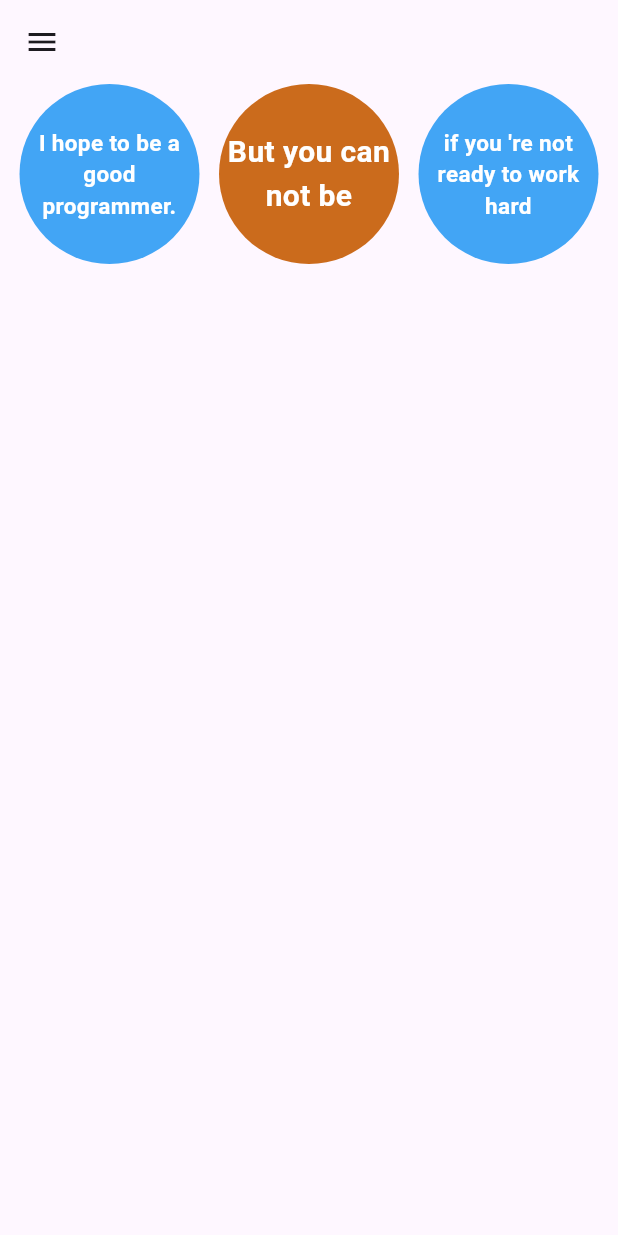
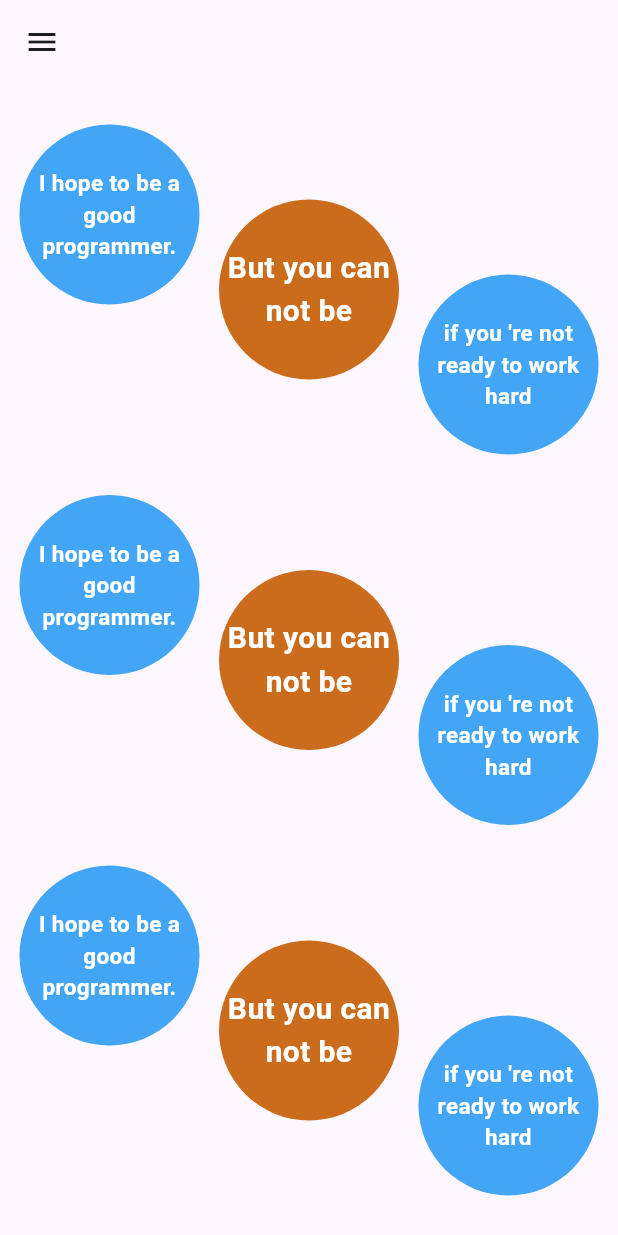
Before and after one commit to BadrEssalam/f_rows, a Flutter app: the screen it shows after launch, on a phone screen of 412 x 824 dp. Run offline on Flutter 3.47's test engine with Material 3 defaults, Android fonts, the phone set to English and light mode, and no system bars.

Commit message:
remargin the containers to look like stainers   add more rows contained with containers

```diff
--- a/lib/main.dart
+++ b/lib/main.dart
@@ -26,16 +26,17 @@ class RowWidget extends StatelessWidget {
         home: Scaffold(
             appBar: AppBar(),
             drawer: const Drawer(),
-            body: Container(
-              child: Row(
+            body: Column(
+              mainAxisAlignment: MainAxisAlignment.spaceEvenly,
+              children: [
+                Row(
                     mainAxisSize: MainAxisSize.max,
                     mainAxisAlignment: MainAxisAlignment.spaceEvenly,
-                  crossAxisAlignment: CrossAxisAlignment.center,
+                    crossAxisAlignment: CrossAxisAlignment.start,
                     children: [
                       ///
                       ///
                       Container(
-                      padding: const EdgeInsets.all(5),
                         constraints:
                             BoxConstraints.tight(const Size.fromRadius(60)),
                         alignment: Alignment.center,
@@ -53,7 +54,7 @@ class RowWidget extends StatelessWidget {
                       ///
                       ///
                       Container(
-                      padding: const EdgeInsets.all(5),
+                        margin: const EdgeInsets.only(top: 50),
                         constraints:
                             BoxConstraints.tight(const Size.fromRadius(60)),
                         alignment: Alignment.center,
@@ -72,7 +73,7 @@ class RowWidget extends StatelessWidget {
                       ///
                       ///
                       Container(
-                      padding: const EdgeInsets.all(5),
+                        margin: const EdgeInsets.only(top: 100),
                         constraints:
                             BoxConstraints.tight(const Size.fromRadius(60)),
                         alignment: Alignment.center,
@@ -88,6 +89,127 @@ class RowWidget extends StatelessWidget {
                         ),
                       )
                     ]),
+                Row(
+                    mainAxisSize: MainAxisSize.max,
+                    mainAxisAlignment: MainAxisAlignment.spaceEvenly,
+                    crossAxisAlignment: CrossAxisAlignment.start,
+                    children: [
+                      ///
+                      ///
+                      Container(
+                        constraints:
+                            BoxConstraints.tight(const Size.fromRadius(60)),
+                        alignment: Alignment.center,
+                        decoration: BoxDecoration(
+                            color: Colors.blue[400], shape: BoxShape.circle),
+                        child: const Text(
+                          "I hope to be a good programmer.",
+                          textAlign: TextAlign.center,
+                          style: TextStyle(
+                              color: Colors.white,
+                              fontSize: 15,
+                              fontWeight: FontWeight.bold),
+                        ),
+                      ),
+                      ///
+                      ///
+                      Container(
+                        margin: const EdgeInsets.only(top: 50),
+                        constraints:
+                            BoxConstraints.tight(const Size.fromRadius(60)),
+                        alignment: Alignment.center,
+                        decoration: const BoxDecoration(
+                            color: Color.fromARGB(255, 203, 107, 28),
+                            shape: BoxShape.circle),
+                        child: const Text(
+                          "But you can not be",
+                          textAlign: TextAlign.center,
+                          style: TextStyle(
+                              color: Colors.white,
+                              fontSize: 20,
+                              fontWeight: FontWeight.bold),
+                        ),
+                      ),
+                      ///
+                      ///
+                      Container(
+                        margin: const EdgeInsets.only(top: 100),
+                        constraints:
+                            BoxConstraints.tight(const Size.fromRadius(60)),
+                        alignment: Alignment.center,
+                        decoration: BoxDecoration(
+                            color: Colors.blue[400], shape: BoxShape.circle),
+                        child: const Text(
+                          "if you 're not ready to work hard",
+                          textAlign: TextAlign.center,
+                          style: TextStyle(
+                              color: Colors.white,
+                              fontSize: 15,
+                              fontWeight: FontWeight.bold),
+                        ),
+                      )
+                    ]),
+                Row(
+                    mainAxisSize: MainAxisSize.max,
+                    mainAxisAlignment: MainAxisAlignment.spaceEvenly,
+                    crossAxisAlignment: CrossAxisAlignment.start,
+                    children: [
+                      ///
+                      ///
+                      Container(
+                        constraints:
+                            BoxConstraints.tight(const Size.fromRadius(60)),
+                        alignment: Alignment.center,
+                        decoration: BoxDecoration(
+                            color: Colors.blue[400], shape: BoxShape.circle),
+                        child: const Text(
+                          "I hope to be a good programmer.",
+                          textAlign: TextAlign.center,
+                          style: TextStyle(
+                              color: Colors.white,
+                              fontSize: 15,
+                              fontWeight: FontWeight.bold),
+                        ),
+                      ),
+                      ///
+                      ///
+                      Container(
+                        margin: const EdgeInsets.only(top: 50),
+                        constraints:
+                            BoxConstraints.tight(const Size.fromRadius(60)),
+                        alignment: Alignment.center,
+                        decoration: const BoxDecoration(
+                            color: Color.fromARGB(255, 203, 107, 28),
+                            shape: BoxShape.circle),
+                        child: const Text(
+                          "But you can not be",
+                          textAlign: TextAlign.center,
+                          style: TextStyle(
+                              color: Colors.white,
+                              fontSize: 20,
+                              fontWeight: FontWeight.bold),
+                        ),
+                      ),
+                      ///
+                      ///
+                      Container(
+                        margin: const EdgeInsets.only(top: 100),
+                        constraints:
+                            BoxConstraints.tight(const Size.fromRadius(60)),
+                        alignment: Alignment.center,
+                        decoration: BoxDecoration(
+                            color: Colors.blue[400], shape: BoxShape.circle),
+                        child: const Text(
+                          "if you 're not ready to work hard",
+                          textAlign: TextAlign.center,
+                          style: TextStyle(
+                              color: Colors.white,
+                              fontSize: 15,
+                              fontWeight: FontWeight.bold),
+                        ),
+                      )
+                    ]),
+              ],
             )));
   }
 }
```
Lines whose indentation alone changed are shown as unchanged.
